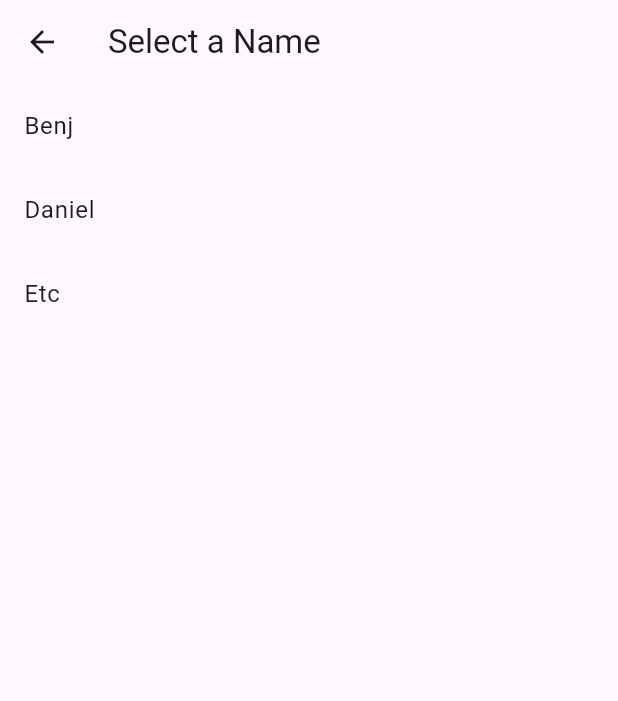
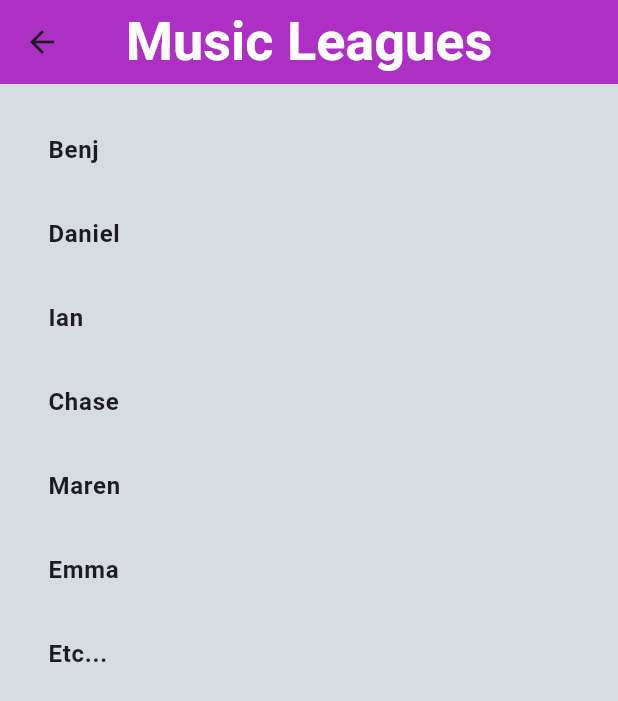
Before and after one commit to benjjensen/music_league_stats, a Flutter app: the screen it shows after launch, after a tap on "Granny Smith", on a phone screen of 412 x 824 dp. Shown: the top 701 px of the screen. Run offline on Flutter 3.47's test engine with Material 3 defaults, Android fonts, the phone set to English and light mode, and no system bars; our stand-ins replace fl_chart.

Commit message:
Updated Look

```diff
--- a/lib/main.dart
+++ b/lib/main.dart
@@ -1,4 +1,7 @@
+// flutter run -d chrome
+
 import 'package:flutter/material.dart';
+import 'package:fl_chart/fl_chart.dart';
 
 void main() {
   runApp(MyApp());
@@ -7,23 +10,6 @@
 class MyApp extends StatelessWidget {
   @override
   Widget build(BuildContext context) {
-    // return Scaffold(
-    //   appBar: AppBar(
-    //     backgroundColor: const Color.fromARGB(255, 176, 44, 199),
-    //     title: const Text(
-    //       "Music League Stats",
-    //       style: TextStyle(
-    //         fontSize: 28,
-    //         fontWeight: FontWeight.bold,
-    //         color: Colors.white,
-    //       ),
-    //     ),
-    //     centerTitle: true,
-    //   ),
-    //   body: Center(
-    //     child: Text("Testing..."), //HomePage(),
-    //   ),
-    // );
     return MaterialApp(
       title: "Music League Statistics",
       theme: ThemeData(
@@ -37,148 +23,188 @@
 
 class HomePage extends StatelessWidget {
   HomePage({super.key});
-  final List<String> dataSets = ["Granny Smith", "Live the Riv", "Virginia is for (Music) Lovers"];
+  final List<String> leagues = ["Granny Smith", "Live the Riv", "Virginia is for (Music) Lovers"];
+
+  @override
+  Widget build(BuildContext context) {
+    return Scaffold(
+      appBar: buildMainAppBar("Music Leagues"),
+      body: GridView.extent(
+        maxCrossAxisExtent: 500,
+        padding: const EdgeInsets.all(16),
+        crossAxisSpacing: 16,
+        mainAxisSpacing: 16,
+        children: leagues.map( (league) {
+          return buildInkwellCard(league, context);
+        }).toList(),
+      ),
+    );
+  }
+}
+
+class LeaguePage extends StatelessWidget {
+  final String leagueName;
+  final players = ["Benj", "Daniel", "Ian", "Chase", "Maren", "Emma", "Etc..."];
+
+  LeaguePage({ required this.leagueName });
+
+  @override
+  Widget build(BuildContext context) {
+    return Scaffold(
+      appBar: buildMainAppBar("Music Leagues"),
+      body: Center(
+        child: ConstrainedBox(
+          constraints: BoxConstraints(
+            minWidth: 300,
+            maxWidth: 500,
+            minHeight: 100,
+            maxHeight: 800, //double.infinity,
+          ),
+          child: Container(
+            color: const Color.fromARGB(255, 214, 220, 224),
+            child: ListView.builder(
+              padding: const EdgeInsets.all(16.0),
+              itemCount: players.length,
+              itemBuilder: (context, index) {
+                return ListTile(
+                  title: Text(
+                    players[index],
+                    style: TextStyle(fontWeight: FontWeight.bold),
+                  ),
+                  onTap: () {
+                    Navigator.push(
+                      context,
+                      MaterialPageRoute(
+                        builder: (context) => StatsPage(
+                          leagueName: leagueName,
+                          playerName: players[index],
+                        ),
+                      ),
+                    );
+                  },
+                );
+              },
+            ),
+          ),
+        ),
+      ),
+    );
+  }
+}
+
+class StatsPage extends StatelessWidget {
+  final String leagueName;
+  final String playerName;
+  final points = [10, 9, 12, 0, -1, 8, 20];
+
+  StatsPage({required this.leagueName, required this.playerName});
 
   @override
   Widget build(BuildContext context) {
     return Scaffold(
       appBar: AppBar(
-        backgroundColor: const Color.fromARGB(255, 173, 47, 196),
-        title: Text(
-          "Music League Stats",
-          style: TextStyle(
-            fontSize: 36,
-            fontWeight: FontWeight.bold,
-            color: Colors.white,
+        title: Text("$playerName's Statistics for League '$leagueName'"),
+      ),
+      body: Center(
+        child: SingleChildScrollView(
+          child: Column(
+            children: [
+              // Center(
+              //   child: Container(
+              //     padding: const EdgeInsets.all(16),
+              //     color: Colors.blue[50],
+              //     child: LineChart(
+              //       LineChartData(
+              //         borderData: FlBorderData(show: true),
+              //         titlesData: FlTitlesData(
+              //           bottomTitles: AxisTitles(
+              //             sideTitles: SideTitles(
+              //               showTitles: true,
+              //               getTitlesWidget: (value, meta) {
+              //                 return Text("R${value.toInt() + 1}");
+              //               },
+              //             ),
+              //           ),
+              //           leftTitles: AxisTitles(
+              //             sideTitles: SideTitles( showTitles: true),
+              //           ),
+              //         ) ,
+              //         lineBarsData: [
+              //           LineChartBarData(
+              //             spots: List.generate(
+              //               points.length,
+              //               (index) => FlSpot(index.toDouble(), points[index].toDouble())),
+              //             isCurved: true,
+              //             color: Colors.deepPurple,
+              //             barWidth: 3,
+              //             dotData: FlDotData(show: true),
+              //           ),
+              //         ],
+              //       ),
+              //     ),
+              //   ),
+              // ),
+
+              Text("Points Received: "),
+              Text("[Plot of points per round?]"),
+              buildStatistic("Most Liked Player: "),
+              buildStatistic("Least Liked Player: "),
+              buildStatistic("Biggest Fan: "),
+              buildStatistic("Biggest Hater: "),
+              buildStatistic("Most Similar Taste: "),
+            ]
           ),
         ),
-        centerTitle: true,
       ),
-      body: GridView.extent(
-        maxCrossAxisExtent: 500,
-        padding: const EdgeInsets.all(16),
-        crossAxisSpacing: 16,
-        mainAxisSpacing: 16,
-        children: [
-          Padding(
-            padding: const EdgeInsets.all(32),
-            child: GestureDetector(
-              onTap: () {
-                Navigator.push(
-                  context,
-                  MaterialPageRoute(builder: (context) => DetailPage()),
-                );
-              },
-              child: const Card(
-                color: Colors.purple,
-                child: Center(
-                  child: Text(
-                    "Granny Smith",
-                    style: TextStyle(fontSize: 20, color: Colors.white),
-                  ),
-                ),
-              ),
-            ),
-          ),
-
-
-          Padding(
-            padding: const EdgeInsets.all(32),
-            child: GestureDetector(
-              onTap: () {
-                Navigator.push(
-                  context,
-                  MaterialPageRoute(builder: (context) => DetailPage()),
-                );
-              },
-              child: const Card(
-                color: Colors.purple,
-                child: Center(
-                  child: Text(
-                    "Live the Riv",
-                    style: TextStyle(fontSize: 20, color: Colors.white),
-                  ),
-                ),
-              ),
-            ),
-          ),
-
-
-          Padding(
-            padding: const EdgeInsets.all(32),
-            child: GestureDetector(
-              onTap: () {
-                Navigator.push(
-                  context,
-                  MaterialPageRoute(builder: (context) => DetailPage()),
-                );
-              },
-              child: const Card(
-                color: Colors.purple,
-                child: Center(
-                  child: Text(
-                    "Virginia is for (Music) Lovers",
-                    style: TextStyle(fontSize: 20, color: Colors.white),
-                  ),
-                ),
-              ),
-            ),
-          ),
-        ],
-      ),
-      // Padding(
-      //   padding: EdgeInsets.all(16),
-      //   child: ListView(
-      //     children: dataSets.map( (data) {
-      //       return Card(
-      //         margin: EdgeInsets.symmetric(
-      //           vertical: 10,
-      //           horizontal: 32
-      //         ),
-      //         child: ListTile(
-      //           title: Text(
-      //             data,
-      //             style: TextStyle(
-      //               fontSize: 18,
-      //               fontWeight: FontWeight.bold,
-      //             ),
-      //           ),
-      //           subtitle: Text("Click to see details"),
-      //           trailing: Icon(Icons.arrow_forward),
-      //           onTap: () {
-      //             print("Tapped $data");    // UPDATE LATER
-      //           },
-      //         ),
-      //       );
-      //     }).toList(),
-      //   ),
-      // ),
     );
   }
 }
 
-class DetailPage extends StatelessWidget {
-  DetailPage({super.key});
+Text buildStatistic(String title) {
+  return Text(
+    title,
+    style: TextStyle(fontSize: 18),
+    textAlign: TextAlign.center,
+  );
+}
 
-  @override
-  Widget build(BuildContext context) {
-    final names = ["Benj", "Daniel", "Etc"];
-
-    return Scaffold(
-      appBar: AppBar(title: const Text("Select a Name")),
-      body: ListView.builder(
-        itemCount: names.length ,
-        itemBuilder: (context, index) {
-          return ListTile(
-            title: Text(names[index]),
-            onTap: () {
-              ScaffoldMessenger.of(context).showSnackBar(
-                SnackBar(content: Text("You selected ${names[index]}")),
-              );
-            },
+Card buildInkwellCard(String leagueName, BuildContext context) {
+    return Card(
+      child: InkWell(
+        onTap: () {
+          Navigator.push(
+            context,
+            MaterialPageRoute(
+              builder: (context) => LeaguePage(leagueName: leagueName),
+            ),
           );
         },
+        hoverColor: const Color.fromARGB(255, 197, 230, 199),
+        child: Center(
+          child: Text(
+            leagueName,
+            style: TextStyle(
+              fontSize: 18,
+              fontWeight: FontWeight.bold
+            ),
+            textAlign: TextAlign.center,
+          ),
+        ),
       ),
     );
-  }
 }
+
+AppBar buildMainAppBar(String title) {
+  return AppBar(
+    backgroundColor: const Color.fromARGB(255, 173, 47, 196),
+    title: Text(
+      "Music Leagues",
+      style: TextStyle(
+        fontSize: 36,
+        fontWeight: FontWeight.bold,
+        color: Colors.white,
+      ),
+    ),
+    centerTitle: true,
+  );
+}
--- a/pubspec.yaml
+++ b/pubspec.yaml
@@ -30,6 +30,7 @@ environment:
 dependencies:
   flutter:
     sdk: flutter
+  fl_chart: ^0.71.0
 
   # The following adds the Cupertino Icons font to your application.
   # Use with the CupertinoIcons class for iOS style icons.
```
Also changed, not shown: pubspec.lock.
